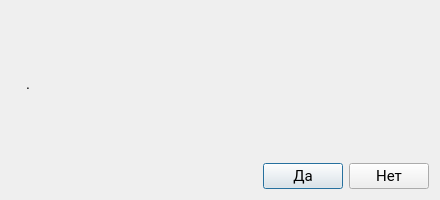
Before: the Qt Designer form MyServer/idialog.ui in evgrafoov/VKRServer, drawn with Qt 5.
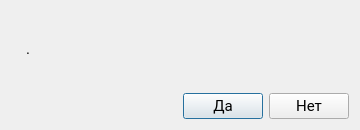
After: the same form once the commit is applied. Icons and pictures are not drawn.

```diff
--- a/MyServer/idialog.ui
+++ b/MyServer/idialog.ui
@@ -6,8 +6,8 @@
    <rect>
     <x>0</x>
     <y>0</y>
-    <width>440</width>
-    <height>200</height>
+    <width>360</width>
+    <height>130</height>
    </rect>
   </property>
   <property name="sizePolicy">
```
